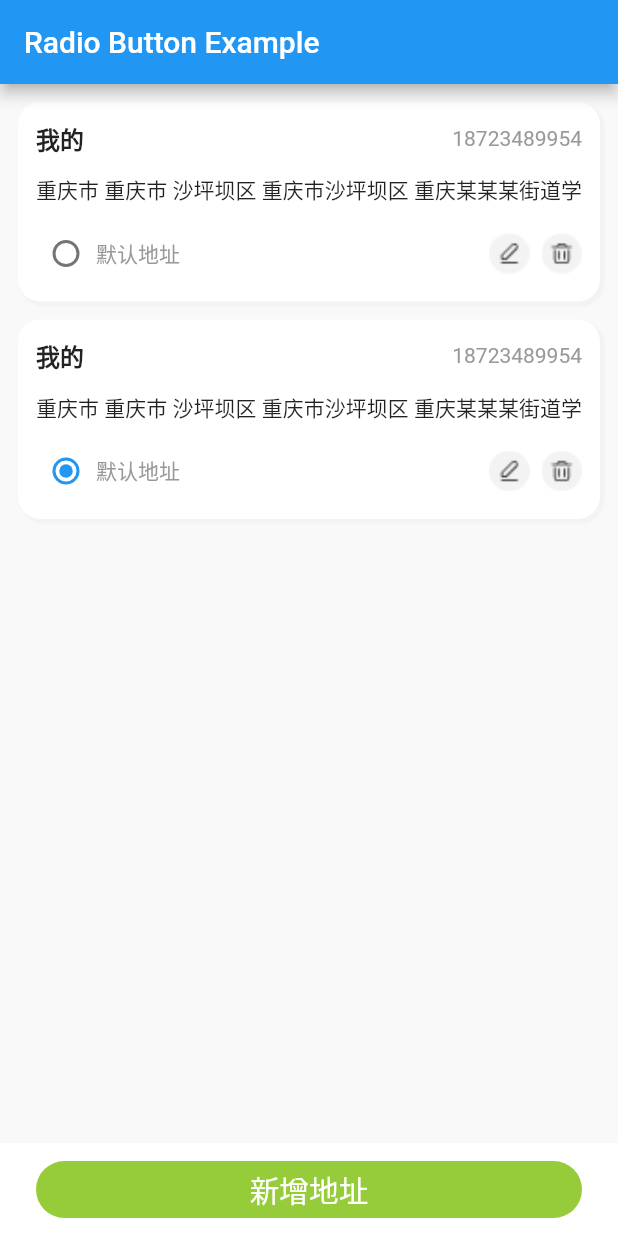
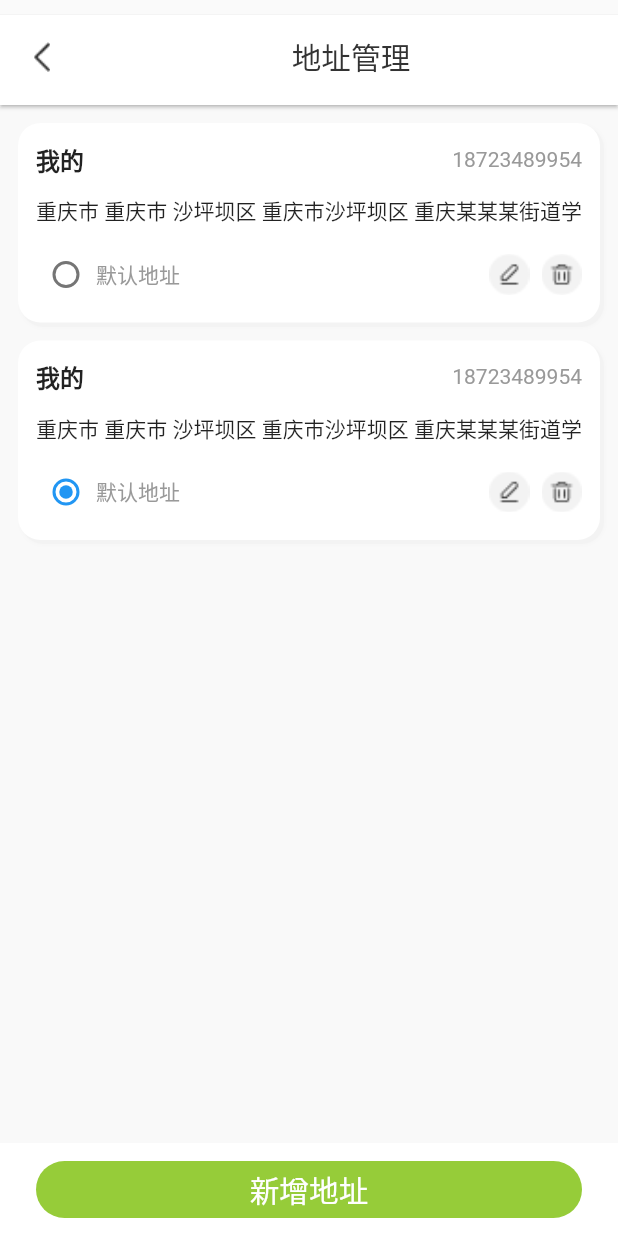
Before and after one commit to chhd-l/rc_china_freshplan_app, a Flutter app: the screen it shows after launch, on a phone screen of 412 x 824 dp. Run offline on Flutter 3.47's test engine with Material 2 defaults, Android fonts, the phone set to English and light mode, and no system bars; our stand-ins replace card_swiper, dio, flutter_easyloading, flutter_screenutil, get, image_picker and 1 more; missing offline and left inert: dart:ffi; Roboto replaces fonts that are missing (Nunito-Bold, Nunito-black).

Commit message:
地址列表和地址新增

```diff
--- a/lib/pages/addressManage/view.dart
+++ b/lib/pages/addressManage/view.dart
@@ -5,16 +5,14 @@ import 'package:rc_china_freshplan_app/pages/newAddress/view.dart';
 /// This Widget is the main application widget.
 const ress = 'xxxx';
 class AddRessManage extends StatelessWidget {
-  static const String _title = 'Radio Button Example';
 
   const AddRessManage({super.key});
 
   @override
   Widget build(BuildContext context) {
     return MaterialApp(
-      title: _title,
       home: Scaffold(
-        appBar: AppBar(title: const Text(_title)),
+        appBar: commonAppBar('地址管理'),
         body: const Center(
           child: MyStatefulWidget(key: null,),
         ),
--- a/lib/pages/newAddress/view.dart
+++ b/lib/pages/newAddress/view.dart
@@ -5,7 +5,6 @@ import 'package:rc_china_freshplan_app/common/widgets/factor.dart';
 
 // ignore: camel_case_types
 class newAddress extends StatelessWidget {
-  static const String _title = 'Radio Button Example';
 
   const newAddress({super.key, required this.name, required this.phone, required this.details, required this.cite, required this.open});
 
@@ -19,9 +18,8 @@ class newAddress extends StatelessWidget {
   @override
   Widget build(BuildContext context) {
     return MaterialApp(
-      title: _title,
       home: Scaffold(
-        appBar: AppBar(title: const Text(_title)),
+        appBar: commonAppBar('新增地址'),
         body: const MyStatefulWidget(key: null,),
         bottomNavigationBar:  Container(
             padding: const EdgeInsets.only(bottom:12.0),
```
